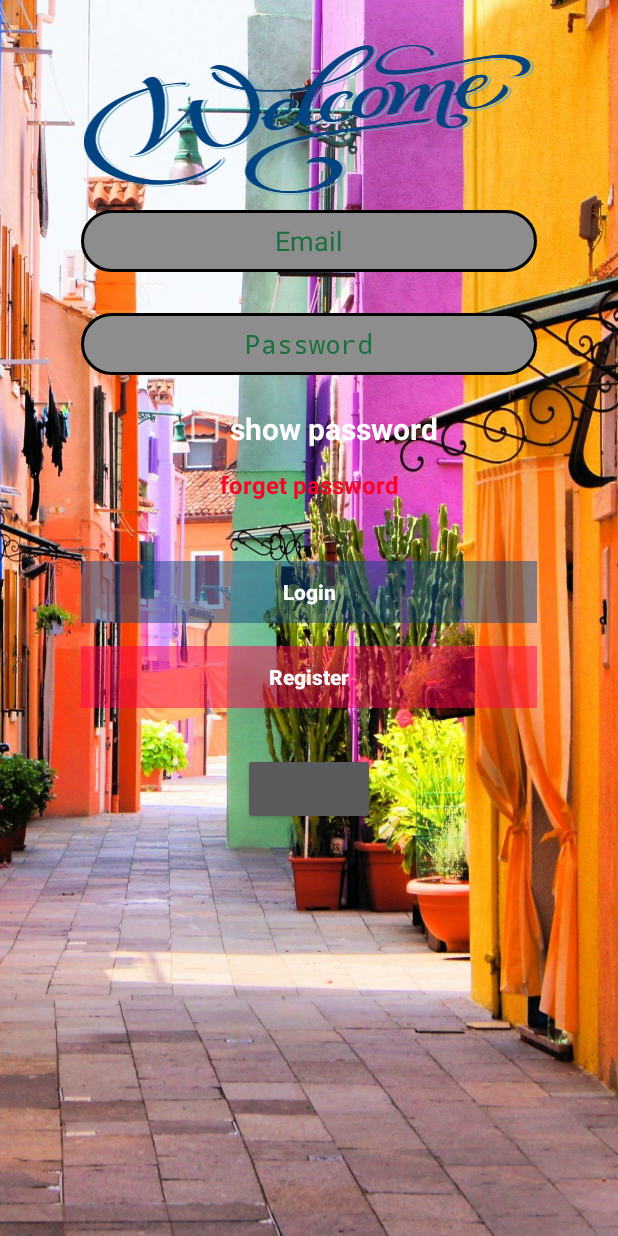
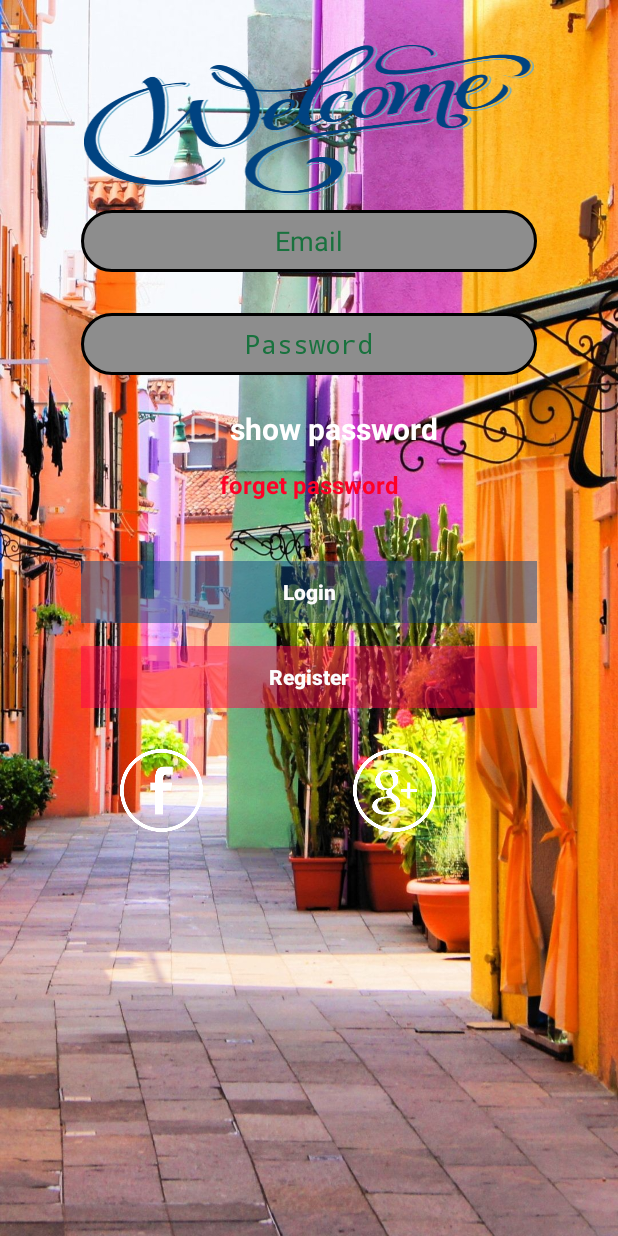
Before and after one commit to EldersCode/BuildingsRent, an Android app: the screen it shows after launch (LoginActivity), on a phone screen of 412 x 824 dp. Run offline under Robolectric (Android 15) with nearby library versions, the phone set to English and light mode, and no system bars; our stand-ins replace Firebase (no records; nobody signed in at launch, a user with empty details on screens opened directly); libraries missing offline, so code that uses them is left out: com.facebook, com.facebook.appevents, com.facebook.login; plain views replace LoginButton; 12 statements that could not run were skipped.

Commit message:
Facebook with firebase handled ..

```diff
--- a/app/src/main/java/com/project/buildingsrent/HandlingLoginAuth.java
+++ b/app/src/main/java/com/project/buildingsrent/HandlingLoginAuth.java
@@ -17,15 +17,21 @@ import android.widget.LinearLayout;
 import android.widget.TextView;
 import android.widget.Toast;
 
+import com.facebook.AccessToken;
+import com.facebook.AccessTokenTracker;
 import com.facebook.CallbackManager;
 import com.facebook.FacebookCallback;
 import com.facebook.FacebookException;
 import com.facebook.Profile;
+import com.facebook.ProfileTracker;
+import com.facebook.login.LoginManager;
 import com.facebook.login.LoginResult;
 import com.facebook.login.widget.LoginButton;
 import com.google.android.gms.tasks.OnCompleteListener;
 import com.google.android.gms.tasks.Task;
+import com.google.firebase.auth.AuthCredential;
 import com.google.firebase.auth.AuthResult;
+import com.google.firebase.auth.FacebookAuthProvider;
 import com.google.firebase.auth.FirebaseAuth;
 import com.google.firebase.auth.FirebaseUser;
 
@@ -43,12 +49,15 @@ public class HandlingLoginAuth extends Activity {
     private String pass = null;
     private TextView forgetPass;
     private CheckBox showPass;
-    private Button login_btn , register_btn , registerLoginBtn;
+    private Button login_btn , register_btn , registerLoginBtn ,  facebook_btn;
     private EditText emailLogin , passwordLogin ,userName , password , ConfPass;
     private CallbackManager callbackManager ;
     private LoginButton loginButton;
+    private  AccessTokenTracker accessTokenTracker;
+    private ProfileTracker profileTracker;
+    private FirebaseAuth.AuthStateListener mAuthListener;
 
-                         //////////////////////
+    //////////////////////
 
               // Check if user is signed in (non-null) and update UI accordingly.
 
@@ -98,6 +107,7 @@ public class HandlingLoginAuth extends Activity {
         loginButton = (LoginButton) findViewById(R.id.login_button);
         loginButton.setReadPermissions("email");
         callbackManager = CallbackManager.Factory.create();
+        facebook_btn = (Button)findViewById(R.id.myfacebook);
 
                         ////////////////////////
 
@@ -125,37 +135,75 @@ public class HandlingLoginAuth extends Activity {
     public void HandlingFunctionalities(final Context context){
 
 
+        // Initialize Firebase Auth
+
+        // Initialize firebase Listener to check the state of firebase auth for login
+        mAuthListener = new FirebaseAuth.AuthStateListener() {
+            @Override
+            public void onAuthStateChanged(@NonNull FirebaseAuth firebaseAuth) {
+                if(firebaseAuth.getCurrentUser() != null){
+
+                    Intent intent = new Intent(context , MapsActivity.class);
+                    startActivity(intent);
+                    finish();
+                }
+            }
+        };
+
                             // Login with Facebook handling ..
-        // Callback registration
-        loginButton.setOnClickListener(new View.OnClickListener() {
+
+        accessTokenTracker = new AccessTokenTracker() {
+            @Override
+            protected void onCurrentAccessTokenChanged(AccessToken oldAccessToken, AccessToken currentAccessToken) {
+
+            }
+        };
+
+        profileTracker = new ProfileTracker() {
+            @Override
+            protected void onCurrentProfileChanged(Profile oldProfile, Profile currentProfile) {
+            }
+        };
+
+        accessTokenTracker.startTracking();
+        profileTracker.startTracking();
+
+        facebook_btn.setOnClickListener(new View.OnClickListener() {
             @Override
             public void onClick(View v) {
+                loginButton.performClick();
+            }
+        });
 
-        loginButton.registerCallback(callbackManager, new FacebookCallback<LoginResult>() {
+        // Callback registration
+        if(loginButton.getText().equals("Log out")){
+            startActivity(new Intent(context , MapsActivity.class));
+            finish();
+        }
 
-            @Override
-            public void onSuccess(LoginResult loginResult) {
+                LoginManager.getInstance().registerCallback(callbackManager , new FacebookCallback<LoginResult>() {
+                    @Override
+                    public void onSuccess(LoginResult loginResult) {
                 Profile profile = Profile.getCurrentProfile();
                 progressD = new ProgressDialog(context);
                 progressD.setMessage("Logging in ...");
                 progressD.show();
+                handleFacebookAccessToken(loginResult.getAccessToken());
                 startActivity(new Intent(context , MapsActivity.class));
                 finish();
             }
 
             @Override
             public void onCancel() {
-                // App code
+                Toast.makeText(context, "Login Cancelled !!", Toast.LENGTH_LONG).show();
             }
 
             @Override
             public void onError(FacebookException exception) {
-                // App code
+                Toast.makeText(context, "Can't login with facebook please check internet connection ..", Toast.LENGTH_LONG).show();
             }
         });
 
-            }
-        });
                                 ///////////////////
 
 
@@ -452,4 +500,32 @@ public class HandlingLoginAuth extends Activity {
         callbackManager.onActivityResult(requestCode, resultCode, data);
     }
 
+    @Override
+    protected void onStop() {
+        super.onStop();
+        accessTokenTracker.stopTracking();
+        profileTracker.stopTracking();
+    }
+
+                                // handling Facebook with firebase authentication here ..
+
+    private void handleFacebookAccessToken(AccessToken token) {
+
+        AuthCredential credential = FacebookAuthProvider.getCredential(token.getToken());
+        mAuth.signInWithCredential(credential)
+                .addOnCompleteListener(this, new OnCompleteListener<AuthResult>() {
+                    @Override
+                    public void onComplete(@NonNull Task<AuthResult> task) {
+                        if (task.isSuccessful()) {
+
+
+                        } else {
+
+                        }
+
+                        // ...
+                    }
+                });
+    }
+
 }
--- a/app/src/main/res/layout/activity_login.xml
+++ b/app/src/main/res/layout/activity_login.xml
@@ -122,7 +122,35 @@
             android:layout_height="wrap_content"
             android:layout_gravity="center_horizontal"
             android:layout_marginTop="30dp"
-            android:layout_marginBottom="30dp" />
+            android:layout_marginBottom="30dp"
+            android:visibility="gone"/>
+
+        <LinearLayout
+            android:layout_width="match_parent"
+            android:layout_height="wrap_content"
+            android:orientation="horizontal">
+
+            <Button
+                android:layout_width="55dp"
+                android:layout_height="55dp"
+                android:background="@mipmap/facebook"
+                android:layout_marginTop="27dp"
+                android:id="@+id/myfacebook"
+                android:layout_marginStart="80dp"
+                />
+
+            <Button
+                android:layout_width="55dp"
+                android:layout_height="55dp"
+                android:background="@mipmap/googleplus"
+                android:layout_marginTop="27dp"
+                android:id="@+id/mygoogle"
+                android:layout_marginStart="100dp"
+                />
+
+
+
+        </LinearLayout>
 
     </LinearLayout>
 
```
Also changed, not shown: app/src/main/res/mipmap-hdpi/facebook.png (added), app/src/main/res/mipmap-hdpi/googleplus.png (added), app/src/main/res/mipmap-mdpi/facebook.png (added), app/src/main/res/mipmap-mdpi/googleplus.png (added), app/src/main/res/mipmap-xhdpi/facebook.png (added), app/src/main/res/mipmap-xhdpi/googleplus.png (added), app/src/main/res/mipmap-xxhdpi/facebook.png (added), app/src/main/res/mipmap-xxhdpi/googleplus.png (added), app/src/main/res/mipmap-xxxhdpi/googleplus.png (added).
